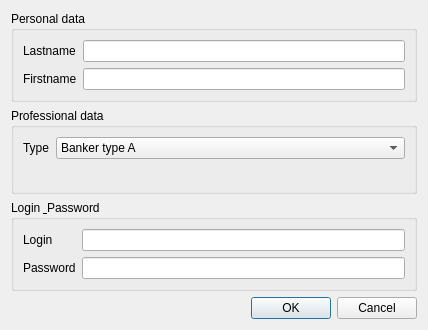
Qt form addemployeewindow.ui (mariedegen/QtProject) before a commit.
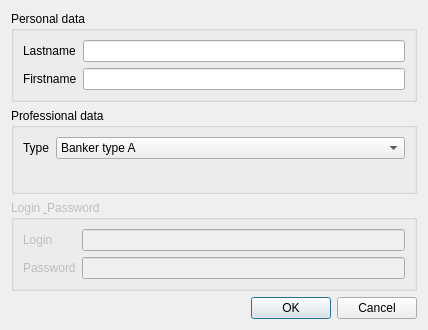
The same form after that commit.

Patch:
```diff
--- a/addemployeewindow.ui
+++ b/addemployeewindow.ui
@@ -113,6 +113,9 @@
    </item>
    <item row="2" column="0">
     <widget class="QGroupBox" name="groupBox_3">
+     <property name="enabled">
+      <bool>false</bool>
+     </property>
      <property name="title">
       <string>Login &amp; Password</string>
      </property>
```
